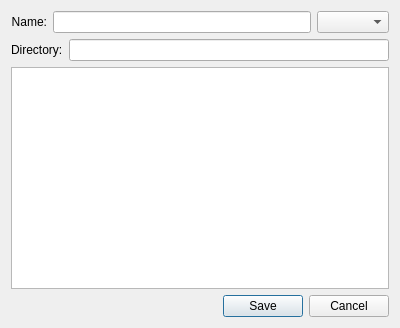
Qt form code/guitools/Histogram/SaveHistogramWidget.ui (radio-astro/casa) before a commit.
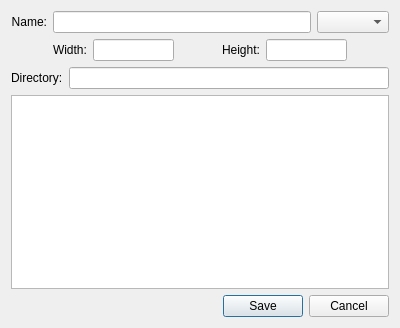
The same form after that commit.

Commit message: New Development: No             JIRA Issue: No         Ready for Test: Yes      Interface Changes: Yes What Interface Changed: Interface changes to integrate the histogram tool the the viewer and to support increased histogram functionality.          Test Programs: List test programs   Put in Release Notes: No              Module(s): Module Names change impacts.            Description: Continuing work on histogram tool functionality.  Fix of viewer problem where color bar was not visible after user pressed "Color Wedge->yes".

Diff of the .ui file:
```diff
--- a/code/guitools/Histogram/SaveHistogramWidget.ui
+++ b/code/guitools/Histogram/SaveHistogramWidget.ui
@@ -30,7 +30,94 @@
       <widget class="QLineEdit" name="nameLineEdit"/>
      </item>
      <item>
-      <widget class="QComboBox" name="suffixComboBox"/>
+      <widget class="QComboBox" name="suffixComboBox">
+       <property name="toolTip">
+        <string>Select the format for saving the histogram.</string>
+       </property>
+      </widget>
+     </item>
+    </layout>
+   </item>
+   <item>
+    <layout class="QHBoxLayout" name="horizontalLayout_4">
+     <item>
+      <spacer name="horizontalSpacer_2">
+       <property name="orientation">
+        <enum>Qt::Horizontal</enum>
+       </property>
+       <property name="sizeHint" stdset="0">
+        <size>
+         <width>18</width>
+         <height>20</height>
+        </size>
+       </property>
+      </spacer>
+     </item>
+     <item>
+      <widget class="QLabel" name="widthLabel">
+       <property name="text">
+        <string>Width:</string>
+       </property>
+      </widget>
+     </item>
+     <item>
+      <widget class="QLineEdit" name="widthLineEdit">
+       <property name="maximumSize">
+        <size>
+         <width>81</width>
+         <height>16777215</height>
+        </size>
+       </property>
+       <property name="toolTip">
+        <string>Width of the ping image in pixels.</string>
+       </property>
+      </widget>
+     </item>
+     <item>
+      <spacer name="horizontalSpacer_3">
+       <property name="orientation">
+        <enum>Qt::Horizontal</enum>
+       </property>
+       <property name="sizeHint" stdset="0">
+        <size>
+         <width>18</width>
+         <height>20</height>
+        </size>
+       </property>
+      </spacer>
+     </item>
+     <item>
+      <widget class="QLabel" name="heightLabel">
+       <property name="text">
+        <string>Height:</string>
+       </property>
+      </widget>
+     </item>
+     <item>
+      <widget class="QLineEdit" name="heightLineEdit">
+       <property name="maximumSize">
+        <size>
+         <width>81</width>
+         <height>16777215</height>
+        </size>
+       </property>
+       <property name="toolTip">
+        <string>Height of the ping image in pixels.</string>
+       </property>
+      </widget>
+     </item>
+     <item>
+      <spacer name="horizontalSpacer_4">
+       <property name="orientation">
+        <enum>Qt::Horizontal</enum>
+       </property>
+       <property name="sizeHint" stdset="0">
+        <size>
+         <width>17</width>
+         <height>20</height>
+        </size>
+       </property>
+      </spacer>
      </item>
     </layout>
    </item>
```
Left out of the diff: 21 changed lines with no effect on the pictures. The commit also changes 44 other files.
